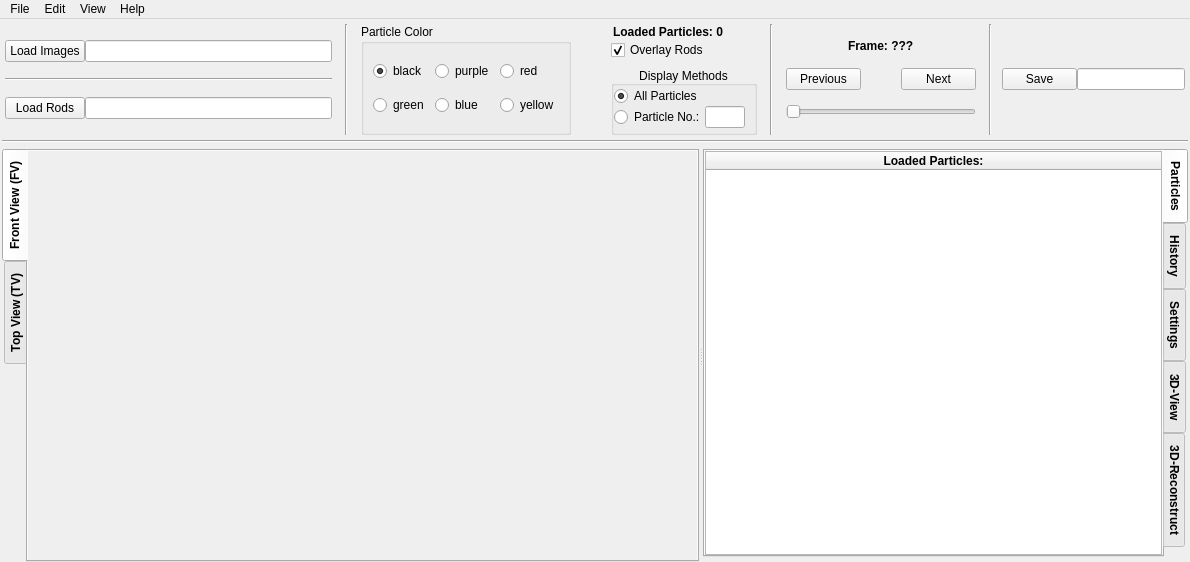
Qt form RodTracker/src/RodTracker/ui/mainwindow_layout.ui (ANP-Granular/ParticleTracking) before a commit.
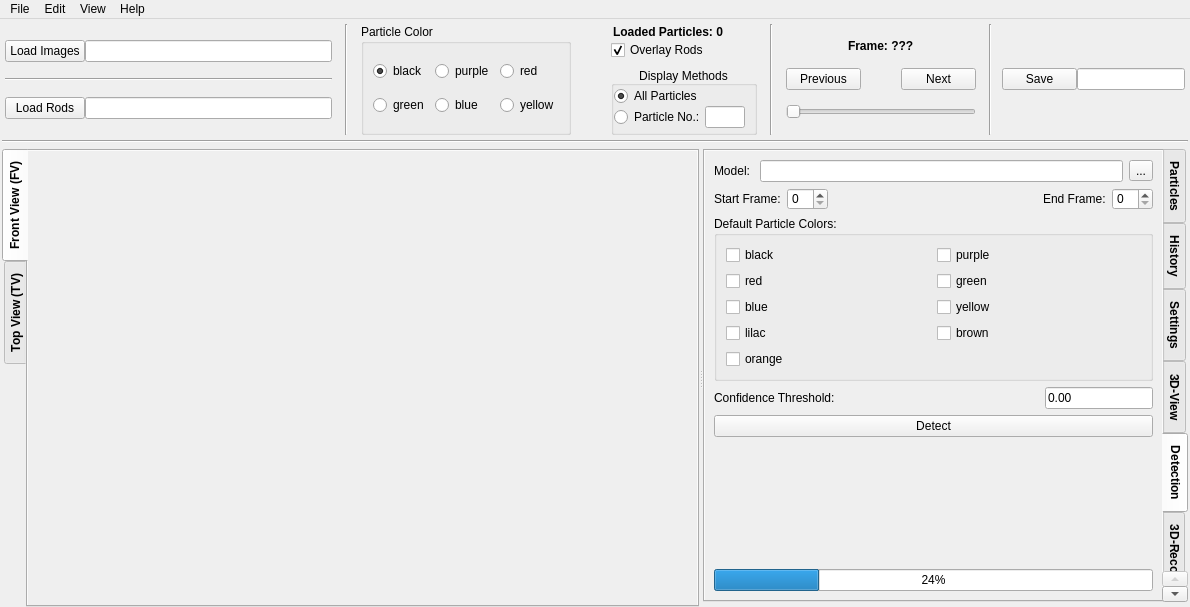
The same form after that commit. The open tabs and pages were chosen to show the change. Icons and pictures are not drawn. Custom widgets are drawn as their Qt base class.

Commit message:
Integration of rod detection
Integrates the automatic detection of rods in images using a model
importable by pytorch.

```diff
--- a/RodTracker/src/RodTracker/ui/mainwindow_layout.ui
+++ b/RodTracker/src/RodTracker/ui/mainwindow_layout.ui
@@ -7,7 +7,7 @@
     <x>0</x>
     <y>0</y>
     <width>1190</width>
-    <height>562</height>
+    <height>607</height>
    </rect>
   </property>
   <property name="windowTitle">
@@ -50,8 +50,8 @@
         <rect>
          <x>0</x>
          <y>0</y>
-         <width>1204</width>
-         <height>512</height>
+         <width>1190</width>
+         <height>587</height>
         </rect>
        </property>
        <layout class="QVBoxLayout" name="verticalLayout">
@@ -761,7 +761,7 @@
                      <x>0</x>
                      <y>0</y>
                      <width>630</width>
-                     <height>399</height>
+                     <height>424</height>
                     </rect>
                    </property>
                    <layout class="QVBoxLayout" name="verticalLayout_16">
@@ -1535,6 +1535,203 @@
                    </item>
                   </layout>
                  </widget>
+                 <widget class="QWidget" name="tab_detection">
+                  <property name="autoFillBackground">
+                   <bool>true</bool>
+                  </property>
+                  <attribute name="title">
+                   <string>Detection</string>
+                  </attribute>
+                  <layout class="QVBoxLayout" name="verticalLayout_13">
+                   <item>
+                    <layout class="QHBoxLayout" name="horizontalLayout_13" stretch="0,0,0">
+                     <item>
+                      <widget class="QLabel" name="lbl_model">
+                       <property name="text">
+                        <string>Model: </string>
+                       </property>
+                      </widget>
+                     </item>
+                     <item>
+                      <widget class="QLineEdit" name="le_model"/>
+                     </item>
+                     <item>
+                      <widget class="QToolButton" name="tb_model">
+                       <property name="text">
+                        <string>...</string>
+                       </property>
+                      </widget>
+                     </item>
+                    </layout>
+                   </item>
+                   <item>
+                    <layout class="QHBoxLayout" name="horizontalLayout_12">
+                     <item>
+                      <widget class="QLabel" name="lbl_start_frame_detection">
+                       <property name="text">
+                        <string>Start Frame:</string>
+                       </property>
+                      </widget>
+                     </item>
+                     <item>
+                      <widget class="QSpinBox" name="start_frame_detection"/>
+                     </item>
+                     <item>
+                      <spacer name="horizontalSpacer_9">
+                       <property name="orientation">
+                        <enum>Qt::Horizontal</enum>
+                       </property>
+                       <property name="sizeHint" stdset="0">
+                        <size>
+                         <width>40</width>
+                         <height>20</height>
+                        </size>
+                       </property>
+                      </spacer>
+                     </item>
+                     <item>
+                      <widget class="QLabel" name="lbl_end_frame_detection">
+                       <property name="text">
+                        <string>End Frame:</string>
+                       </property>
+                      </widget>
+                     </item>
+                     <item>
+                      <widget class="QSpinBox" name="end_frame_detection"/>
+                     </item>
+                    </layout>
+                   </item>
+                   <item>
+                    <widget class="QGroupBox" name="group_colors_detection">
+                     <property name="title">
+                      <string>Default Particle Colors:</string>
+                     </property>
+                     <layout class="QGridLayout" name="gridLayout_5">
+                      <item row="1" column="0">
+                       <widget class="QCheckBox" name="cb_red_3">
+                        <property name="text">
+                         <string>red</string>
+                        </property>
+                       </widget>
+                      </item>
+                      <item row="0" column="1">
+                       <widget class="QCheckBox" name="cb_purple_3">
+                        <property name="text">
+                         <string>purple</string>
+                        </property>
+                       </widget>
+                      </item>
+                      <item row="2" column="1">
+                       <widget class="QCheckBox" name="cb_yellow_3">
+                        <property name="text">
+                         <string>yellow</string>
+                        </property>
+                       </widget>
+                      </item>
+                      <item row="1" column="1">
+                       <widget class="QCheckBox" name="cb_green_3">
+                        <property name="text">
+                         <string>green</string>
+                        </property>
+                       </widget>
+                      </item>
+                      <item row="3" column="0">
+                       <widget class="QCheckBox" name="cb_lilac">
+                        <property name="text">
+                         <string>lilac</string>
+                        </property>
+                       </widget>
+                      </item>
+                      <item row="2" column="0">
+                       <widget class="QCheckBox" name="cb_blue_3">
+                        <property name="text">
+                         <string>blue</string>
+                        </property>
+                       </widget>
+                      </item>
+                      <item row="3" column="1">
+                       <widget class="QCheckBox" name="cb_brown">
+                        <property name="text">
+                         <string>brown</string>
+                        </property>
+                       </widget>
+                      </item>
+                      <item row="0" column="0">
+                       <widget class="QCheckBox" name="cb_black_3">
+                        <property name="text">
+                         <string>black</string>
+                        </property>
+                       </widget>
+                      </item>
+                      <item row="4" column="0">
+                       <widget class="QCheckBox" name="cb_orange">
+                        <property name="text">
+                         <string>orange</string>
+                        </property>
+                       </widget>
+                      </item>
+                     </layout>
+                    </widget>
+                   </item>
+                   <item>
+                    <layout class="QHBoxLayout" name="horizontalLayout_30">
+                     <item>
+                      <widget class="QLabel" name="lbl_threshold">
+                       <property name="text">
+                        <string>Confidence Threshold: </string>
+                       </property>
+                      </widget>
+                     </item>
+                     <item alignment="Qt::AlignRight">
+                      <widget class="QLineEdit" name="le_threshold">
+                       <property name="inputMask">
+                        <string>0.00;0</string>
+                       </property>
+                       <property name="text">
+                        <string>.</string>
+                       </property>
+                      </widget>
+                     </item>
+                    </layout>
+                   </item>
+                   <item>
+                    <widget class="QPushButton" name="pb_detect">
+                     <property name="sizePolicy">
+                      <sizepolicy hsizetype="Minimum" vsizetype="Minimum">
+                       <horstretch>0</horstretch>
+                       <verstretch>0</verstretch>
+                      </sizepolicy>
+                     </property>
+                     <property name="text">
+                      <string>Detect</string>
+                     </property>
+                    </widget>
+                   </item>
+                   <item>
+                    <spacer name="verticalSpacer_4">
+                     <property name="orientation">
+                      <enum>Qt::Vertical</enum>
+                     </property>
+                     <property name="sizeHint" stdset="0">
+                      <size>
+                       <width>20</width>
+                       <height>40</height>
+                      </size>
+                     </property>
+                    </spacer>
+                   </item>
+                   <item>
+                    <widget class="QProgressBar" name="progress_detection">
+                     <property name="value">
+                      <number>24</number>
+                     </property>
+                     <property name="invertedAppearance">
+                      <bool>false</bool>
+                     </property>
+                    </widget>
+                   </item>
+                  </layout>
+                 </widget>
                  <widget class="QWidget" name="tab_reconstruct">
                   <property name="autoFillBackground">
                    <bool>true</bool>
```
Left out of the diff: 4 changed lines with no effect on the pictures. The commit also changes 9 other files.
